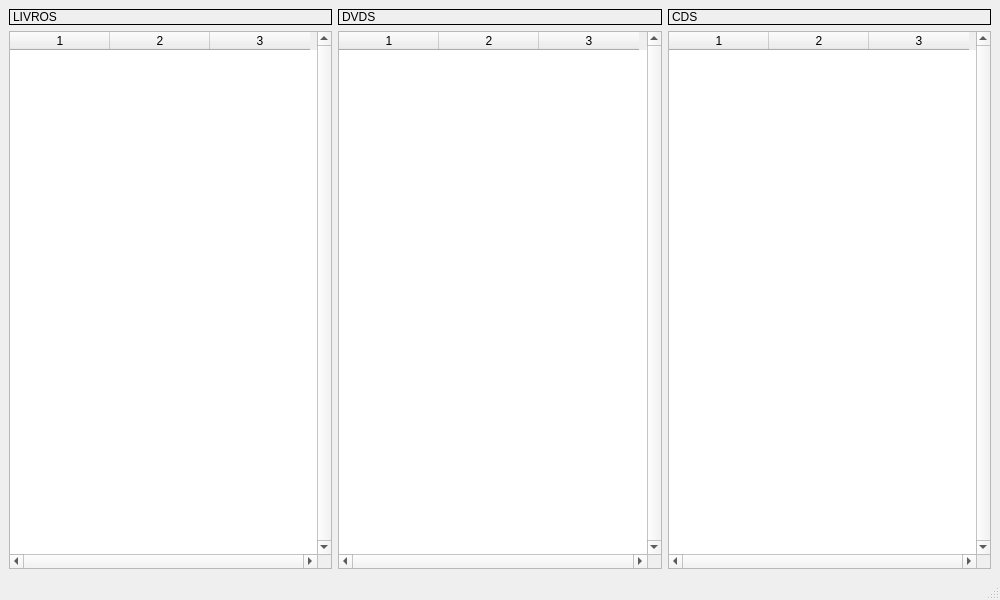
Above: mainloja.ui from anacfvieira/Loja before the change. Below: the same form after it.
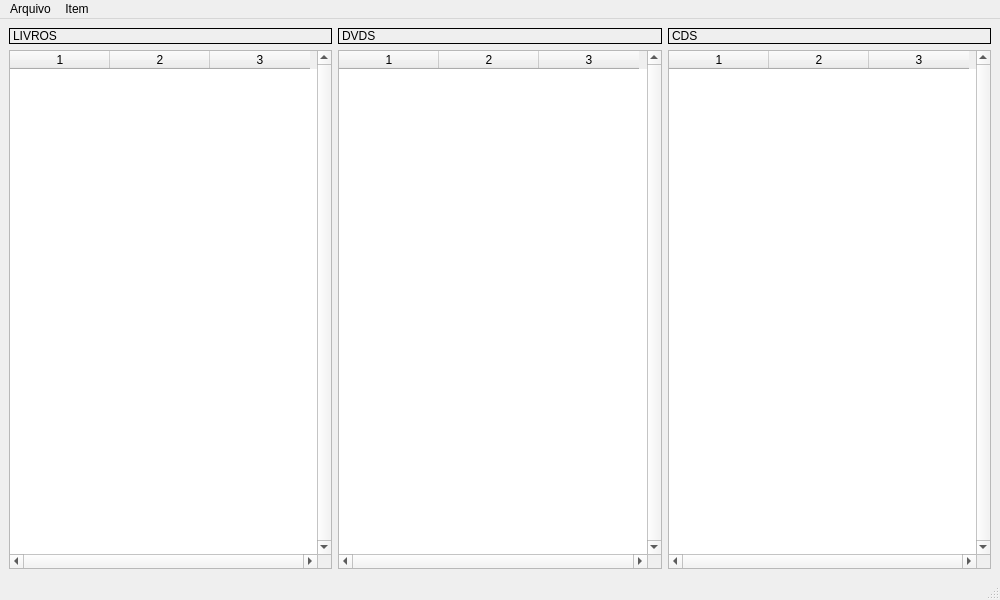
That is the form after the change.

What changed in the file:
```diff
--- a/mainloja.ui
+++ b/mainloja.ui
@@ -29,6 +29,9 @@
       </item>
       <item>
        <widget class="QTableWidget" name="tabelaLivros">
+        <property name="autoFillBackground">
+         <bool>false</bool>
+        </property>
         <property name="verticalScrollBarPolicy">
          <enum>Qt::ScrollBarPolicy::ScrollBarAlwaysOn</enum>
         </property>
@@ -155,6 +158,25 @@
      <height>21</height>
     </rect>
    </property>
+   <widget class="QMenu" name="menuArquivo">
+    <property name="title">
+     <string>Arquivo</string>
+    </property>
+    <addaction name="actionLer"/>
+    <addaction name="actionSalvar"/>
+    <addaction name="separator"/>
+    <addaction name="actionSair"/>
+   </widget>
+   <widget class="QMenu" name="menuItem">
+    <property name="title">
+     <string>Item</string>
+    </property>
+    <addaction name="actionIncluir_Livro"/>
+    <addaction name="actionIncluir_CD"/>
+    <addaction name="actionIncluir_DVD"/>
+   </widget>
+   <addaction name="menuArquivo"/>
+   <addaction name="menuItem"/>
   </widget>
   <widget class="QStatusBar" name="statusbar"/>
  </widget>
```
Left out of the diff: 50 changed lines with no effect on the pictures.
